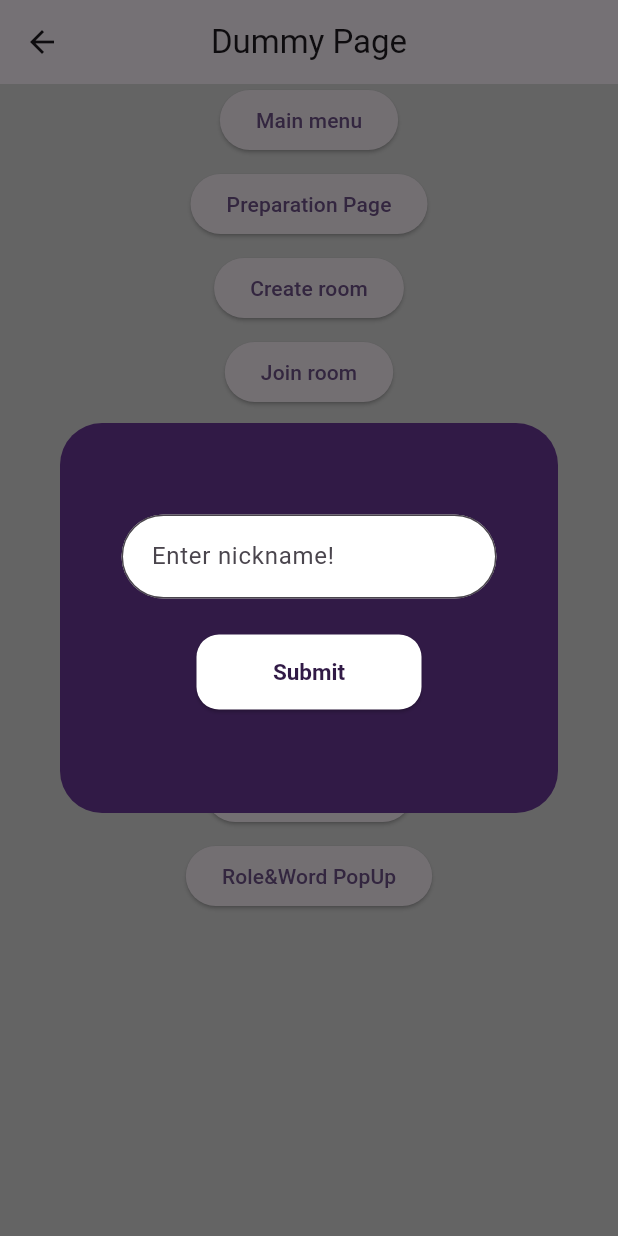
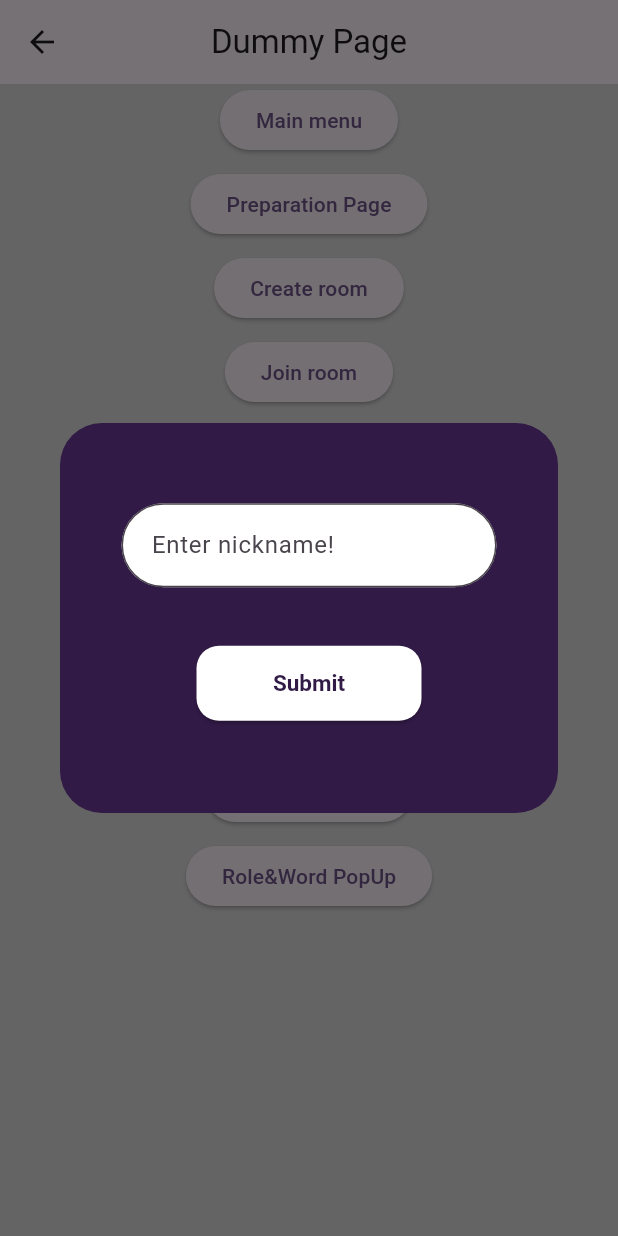
Before and after one commit to EnhanceTeam/Hunt-The-Mafia-DEPD, a Flutter app: the DummyPage screen opened by its route, after a tap on "Create room", on a phone screen of 412 x 824 dp. Run offline on Flutter 3.47's test engine with Material 2 defaults, Android fonts, the phone set to English and light mode, and no system bars; drawn by our look-alikes of dynamic_color; our stand-ins replace cloud_firestore, firebase_core, flutter_svg, fluttertoast, lottie; accounts and stored records are empty.

Commit message:
temp changes

```diff
--- a/hunt_the_mafia/lib/main.dart
+++ b/hunt_the_mafia/lib/main.dart
@@ -28,14 +28,14 @@ class MyApp extends StatelessWidget {
         theme: MyTheme.lightTheme(lightColorScheme),
         darkTheme: MyTheme.darkTheme(darkColorScheme),
         navigatorKey: GlobalContextService.navigatorKey,
-        initialRoute: MainMenuPage.routeName,
+        initialRoute: DummyPage.routeName,
         routes: {
           DummyPage.routeName: (context) => const DummyPage(),
           MainMenuPage.routeName: (context) => const MainMenuPage(),
           ShopPage.routeName: (context) => const ShopPage(),
           // PreparationPage.routeName: (context) => const PreparationPage(),
           GameRoomPage.routeName: (context) => const GameRoomPage(),
-          GamePage.routeName: (context) => const GamePage(),
+          // GamePage.routeName: (context) => const GamePage(),
           SettingPage.routeName: (context) => const SettingPage(),
         },
       );
--- a/hunt_the_mafia/lib/views/widgets/dialog_game.dart
+++ b/hunt_the_mafia/lib/views/widgets/dialog_game.dart
@@ -197,7 +197,7 @@ class GameDialog {
             children: [
               SizedBox(
                 width: 250,
-                height: 60,
+                height: 75,
                 child: Form(
                     child: TextFormField(
                   key: _formKey,
```
Also changed, not shown: hunt_the_mafia/lib/views/pages/page_preparation.dart (+5 -3 lines), 1 other file.
